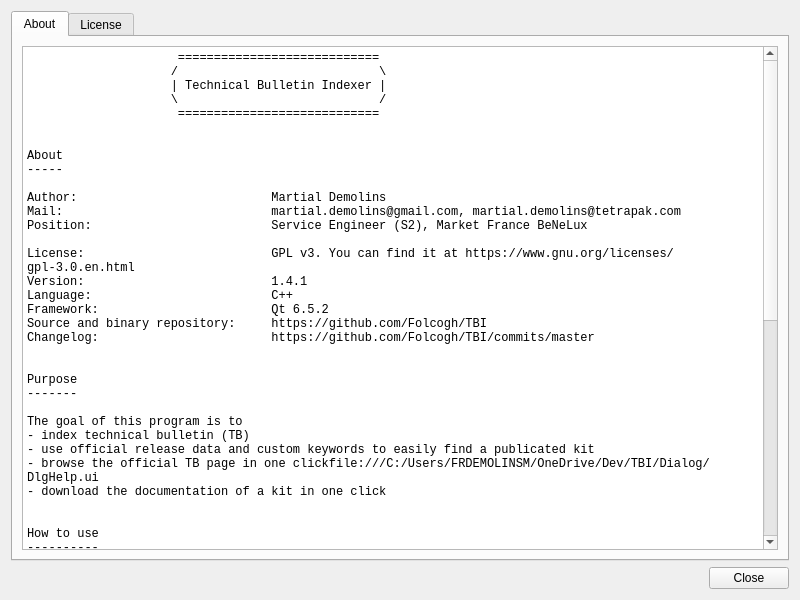
Above: Dialog/DlgHelp.ui from Folco68/TBI before the change. Below: the same form after it.
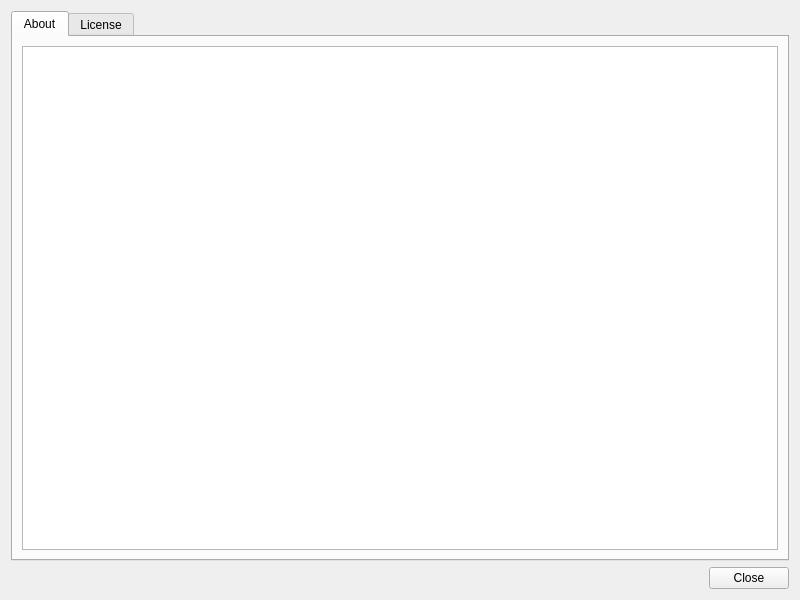
That is the form after the change.

Commit message: - added the changelog from Github - externalized the help text (Docs/Help.txt) - started to build the DlgHelp with external ressources (HelpRes.qrc) - added a lot of comment - renamed some files/methods/variables to be more consistent

What changed in the file:
```diff
--- a/Dialog/DlgHelp.ui
+++ b/Dialog/DlgHelp.ui
@@ -38,63 +38,7 @@
           </font>
          </property>
          <property name="plainText">
-          <string>                     ============================
-                    /                            \
-                    | Technical Bulletin Indexer |
-                    \                            /
-                     ============================
-
-
-About
------
-
-Author:                           Martial Demolins
-Mail:                             martial.demolins@gmail.com, martial.demolins@tetrapak.com
-Position:                         Service Engineer (S2), Market France BeNeLux
-
-License:                          GPL v3. You can find it at https://www.gnu.org/licenses/gpl-3.0.en.html
-Version:                          1.4.1
-Language:                         C++
-Framework:                        Qt 6.5.2
-Source and binary repository:     https://github.com/Folcogh/TBI
-Changelog:                        https://github.com/Folcogh/TBI/commits/master
-
-
-Purpose
--------
-
-The goal of this program is to 
-- index technical bulletin (TB)
-- use official release data and custom keywords to easily find a publicated kit
-- browse the official TB page in one clickfile:///C:/Users/FRDEMOLINSM/OneDrive/Dev/TBI/Dialog/DlgHelp.ui
-- download the documentation of a kit in one click
-
-
-How to use
-----------
-
-Drag and drop the content of a TB mail into the main window or the TB edition window (Ctrl-A + Drag&amp;Drop).
-You can also Copy the full content of a TB mail and paste it into the main window (Ctrl-A + Ctrl-C + Alt-Tab + Ctrl-V).
-It will pop the TB creation dialog, filling the fields for you, and offering to customize any field you want.
-Validating the dialog will make the TB to be saved in the list and indexed.
-
-By right-clicking on the TB table, you can create, edit or delete a TB.
-You also can copy its URL, or open the PIV web page of the TB in your default browser.
-Obviously, you need to be connected to Tetra Pak intranet with an officlal Tetra Pak computer to perform this.
-
-When adding a new TB, fill the keywords field with your own words: this field is used to quickly find a TB you have added beforehand.
-
-Notes:
-- the index file (index.tbi) is saved in the program current directory
-- run the program with --check-database to force DB check at startup
-
-
-Note
-----
-
-In case of a bug, please report to martial.demolins@tetrapak.com
-Your reports are the only way for me to improve this software.
-Thanks in advance!</string>
+          <string/>
          </property>
         </widget>
        </item>
```
The commit also changes 19 other files.
